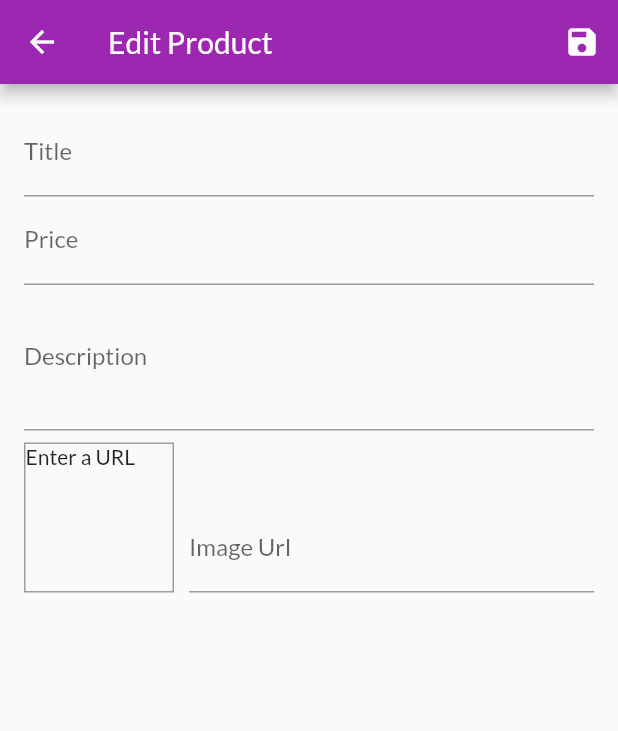
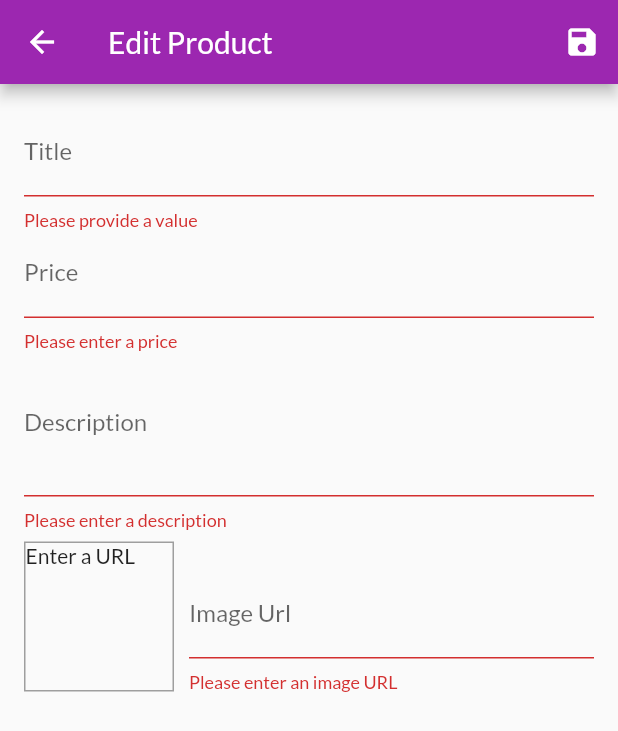
Before and after one commit to mehmetdogukan97/Shop-App-Flutter, a Flutter app: the EditProductScreen screen opened by its route, after a tap on the "save" icon, on a phone screen of 412 x 824 dp. Shown: the top 731 px of the screen. Run offline on Flutter 3.47's test engine with Material 2 defaults, Android fonts, the phone set to English and light mode, and no system bars; network calls fail.

Commit message:
validation of edit form is completed

```diff
--- a/lib/screens/edit_product_screen.dart
+++ b/lib/screens/edit_product_screen.dart
@@ -37,11 +37,22 @@ class _EditProductScreenState extends State<EditProductScreen> {
 
   void _updateImageUrl() {
     if (!_imageUrlFocusNode.hasFocus) {
+      if ((!_imageUrlController.text.startsWith('http') &&
+              !_imageUrlController.text.startsWith('https')) ||
+          (!_imageUrlController.text.endsWith('.png') &&
+              !_imageUrlController.text.endsWith('.jpg') &&
+              !_imageUrlController.text.endsWith('.jpeg'))) {
+        return;
+      }
       setState(() {});
     }
   }
 
   void _saveForm() {
+    final isValid = _form.currentState.validate();
+    if (!isValid) {
+      return;
+    }
     _form.currentState.save();
     print(_editedProduct.title);
     print(_editedProduct.imageUrl);
@@ -73,6 +84,12 @@ class _EditProductScreenState extends State<EditProductScreen> {
                 onFieldSubmitted: (_) {
                   FocusScope.of(context).requestFocus(_priceFocusNode);
                 },
+                validator: (value) {
+                  if (value.isEmpty) {
+                    return 'Please provide a value';
+                  }
+                  return null;
+                },
                 onSaved: (value) {
                   _editedProduct = Product(
                     id: null,
@@ -91,6 +108,18 @@ class _EditProductScreenState extends State<EditProductScreen> {
                 onFieldSubmitted: (_) {
                   FocusScope.of(context).requestFocus(_descriptionFocusNode);
                 },
+                validator: (value) {
+                  if (value.isEmpty) {
+                    return 'Please enter a price';
+                  }
+                  if (double.tryParse(value) == null) {
+                    return 'Please enter a valid number';
+                  }
+                  if (double.parse(value) < 0) {
+                    return 'Please enter a number greater than zero.';
+                  }
+                  return null;
+                },
                 onSaved: (value) {
                   _editedProduct = Product(
                     id: null,
@@ -106,6 +135,15 @@ class _EditProductScreenState extends State<EditProductScreen> {
                 maxLines: 3,
                 keyboardType: TextInputType.multiline,
                 focusNode: _descriptionFocusNode,
+                validator: (value) {
+                  if (value.isEmpty) {
+                    return 'Please enter a description';
+                  }
+                  if (value.length < 10) {
+                    return 'Should be at least 10 character long';
+                  }
+                  return null;
+                },
                 onSaved: (value) {
                   _editedProduct = Product(
                     id: null,
@@ -148,6 +186,21 @@ class _EditProductScreenState extends State<EditProductScreen> {
                       onFieldSubmitted: (_) {
                         _saveForm();
                       },
+                      validator: (value) {
+                        if (value.isEmpty) {
+                          return 'Please enter an image URL';
+                        }
+                        if (!value.startsWith('http') &&
+                            !value.startsWith('https')) {
+                          return 'Please enter a valid URL';
+                        }
+                        if (!value.endsWith('.png') &&
+                            !value.endsWith('.jpg') &&
+                            !value.endsWith('.jpeg')) {
+                          return 'Please enter a valid image URL';
+                        }
+                        return null;
+                      },
                       onSaved: (value) {
                         _editedProduct = Product(
                           id: null,
@@ -160,7 +213,6 @@ class _EditProductScreenState extends State<EditProductScreen> {
                       onEditingComplete: () {
                         setState(() {});
                       },
-
                     ),
                   ),
                 ],
```
